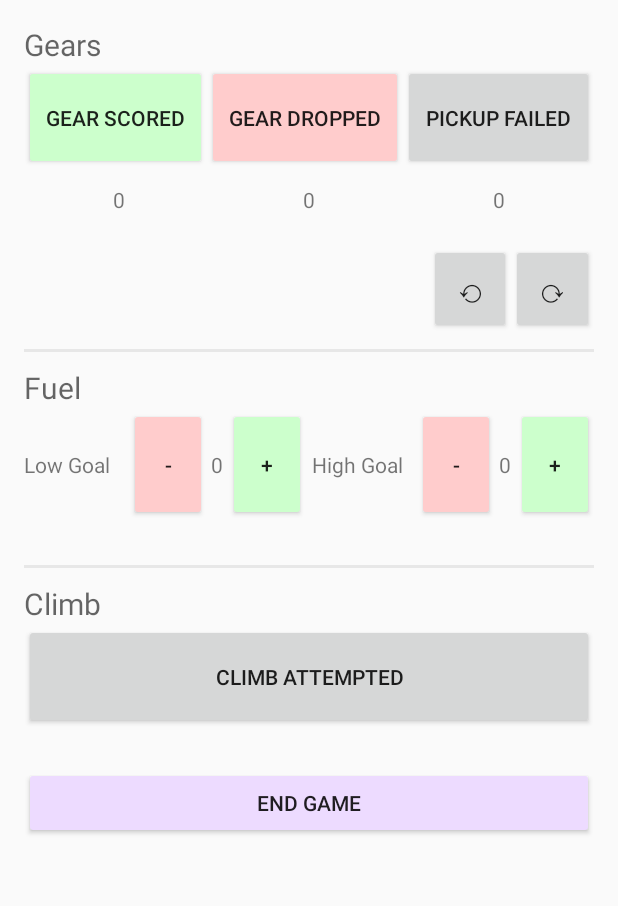
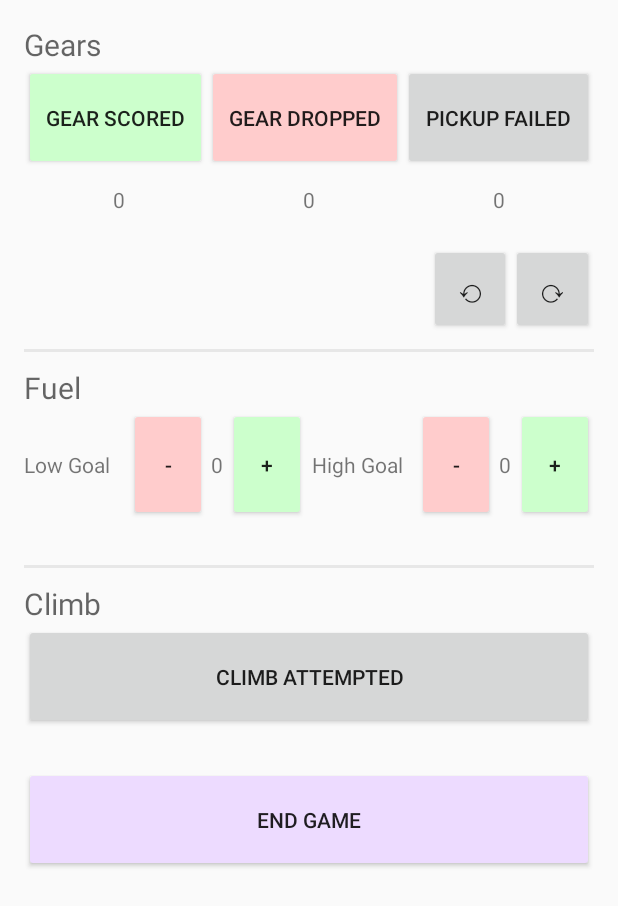
Before and after one commit to GSeve4/TeleopApplication, an Android app: the GameActivity screen opened directly, with no data from a screen before it, on a phone screen of 412 x 824 dp. Shown: the top 906 px of the screen. Run offline under Robolectric (Android 15) with nearby library versions, the phone set to English and light mode, and no system bars.

Commit message:
Final recoloring and resizing for teleop

```diff
--- a/app/src/main/res/layout/activity_game.xml
+++ b/app/src/main/res/layout/activity_game.xml
@@ -283,7 +283,7 @@
             <Button
                 android:text="@string/default_end_game"
                 android:layout_width="match_parent"
-                android:layout_height="wrap_content"
+                android:layout_height="70dp"
                 android:id="@+id/btnEndGame"
                 android:layout_marginTop="25dp"
                 android:backgroundTint="#EDDBFF"
--- a/app/src/main/res/layout/climb_buttons_after_fail.xml
+++ b/app/src/main/res/layout/climb_buttons_after_fail.xml
@@ -15,7 +15,8 @@
             android:id="@+id/textView7"
             android:layout_weight="1"
             android:gravity="center"
-            android:textSize="20sp" />
+            android:textSize="20sp"
+            android:textColor="@color/txtRed" />
 
         <Button
             android:text="@string/undo_symbol"
--- a/app/src/main/res/layout/climb_buttons_after_success.xml
+++ b/app/src/main/res/layout/climb_buttons_after_success.xml
@@ -15,7 +15,8 @@
             android:id="@+id/textView6"
             android:layout_weight="1"
             android:gravity="center"
-            android:textSize="20sp" />
+            android:textSize="20sp"
+            android:textColor="@color/txtGreen" />
 
         <Button
             android:text="@string/undo_symbol"
--- a/app/src/main/res/values/colors.xml
+++ b/app/src/main/res/values/colors.xml
@@ -8,4 +8,6 @@
     <color name="btnRed">#ffcccc</color>
     <color name="black">#000000</color>
     <color name="black_overlay">#66000000</color>
+    <color name="txtGreen">#75b775</color>
+    <color name="txtRed">#de8484</color>
 </resources>
```
